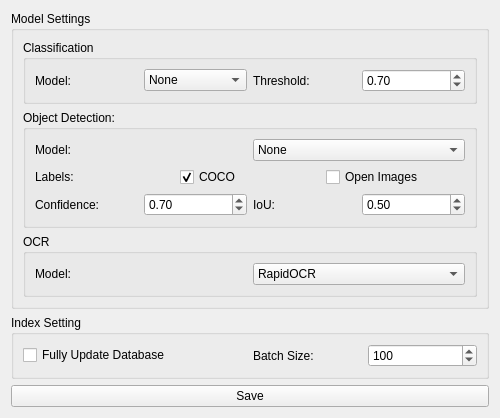
Above: src/SettingsWindow.ui from HAL9000COM/PicFinder before the change. Below: the same form after it.
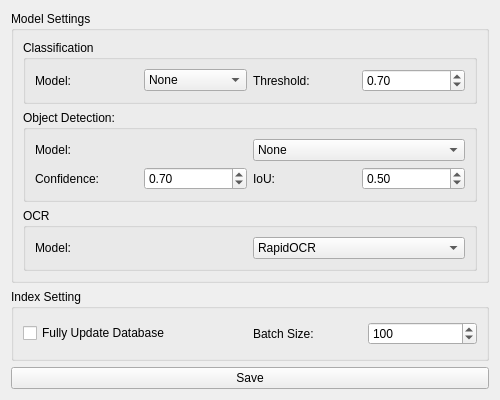
That is the form after the change. Icons and pictures are not drawn.

The edit to the form file:
```diff
--- a/src/SettingsWindow.ui
+++ b/src/SettingsWindow.ui
@@ -103,34 +103,6 @@
            </item>
           </layout>
          </item>
-         <item>
-          <layout class="QHBoxLayout" name="horizontalLayout_11">
-           <item>
-            <widget class="QLabel" name="label_8">
-             <property name="text">
-              <string>Labels:</string>
-             </property>
-            </widget>
-           </item>
-           <item>
-            <widget class="QCheckBox" name="checkBox_COCO">
-             <property name="text">
-              <string>COCO</string>
-             </property>
-             <property name="checked">
-              <bool>true</bool>
-             </property>
-            </widget>
-           </item>
-           <item>
-            <widget class="QCheckBox" name="checkBox_OpenImage">
-             <property name="text">
-              <string>Open Images</string>
-             </property>
-            </widget>
-           </item>
-          </layout>
-         </item>
          <item>
           <layout class="QHBoxLayout" name="horizontalLayout_9">
            <item>
```
